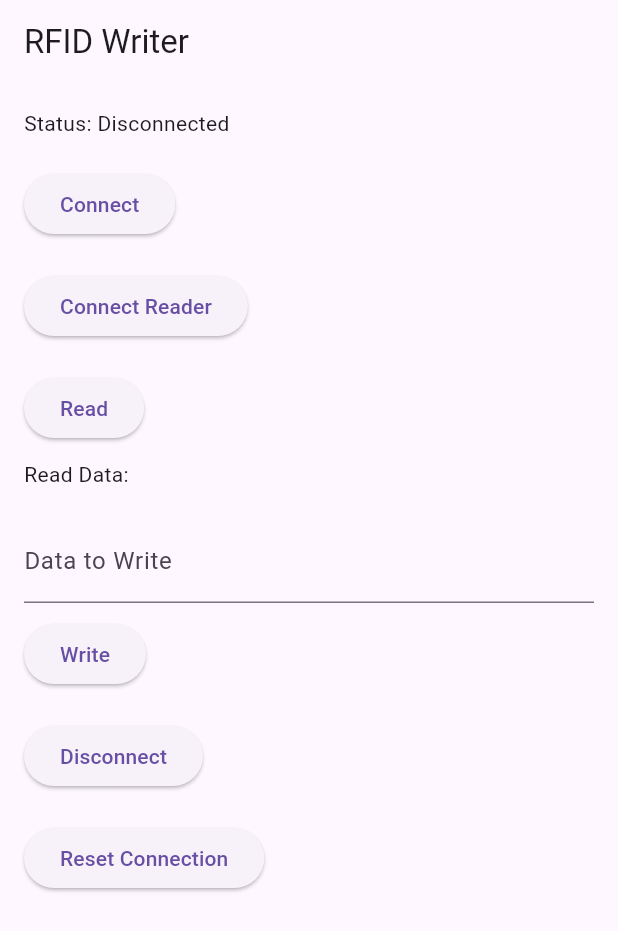
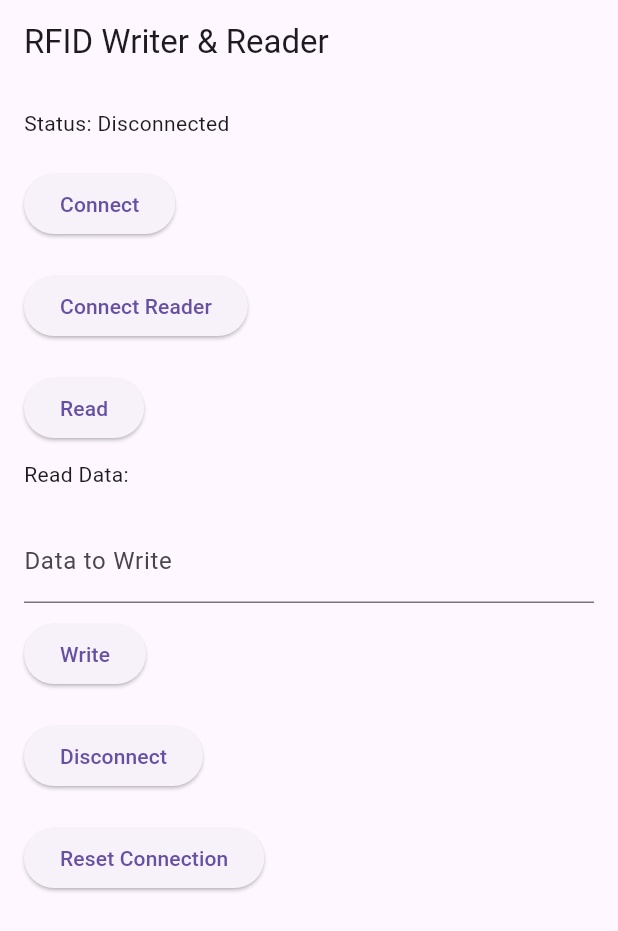
Before and after one commit to janim2/RFID_Writer, a Flutter app: the screen it shows after launch, on a phone screen of 412 x 824 dp. Shown: the top 931 px of the screen. Run offline on Flutter 3.47's test engine with Material 3 defaults, Android fonts, the light colour scheme and no system bars; our stand-ins replace bloc, flutter_bloc, flutter_bluetooth_serial; generated files the repository leaves out were written again.

Commit message:
changed the screenshot

```diff
--- a/lib/src/features/rfid_main.dart
+++ b/lib/src/features/rfid_main.dart
@@ -22,7 +22,7 @@ class _RFIDMainScreenState extends State<RFIDMainScreen> {
   Widget build(BuildContext context) {
     return MaterialApp(
       home: Scaffold(
-        appBar: AppBar(title: Text('RFID Writer')),
+        appBar: AppBar(title: Text('RFID Writer & Reader')),
         body: Padding(
           padding: EdgeInsets.all(16.0),
           child: Column(
```
Also changed, not shown: 1 other file.
